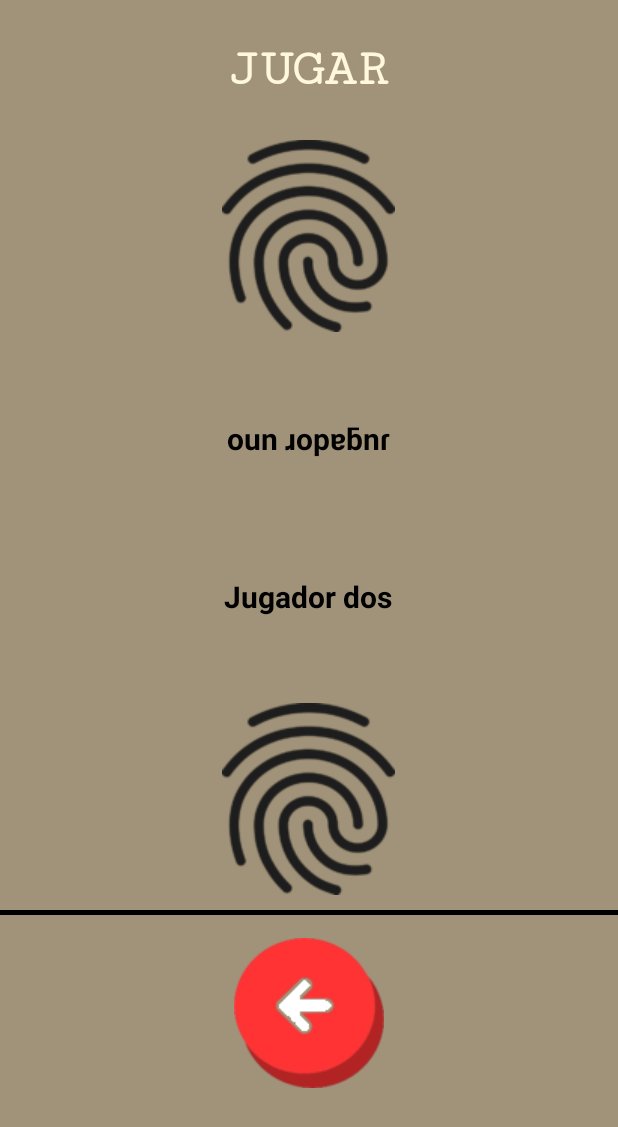
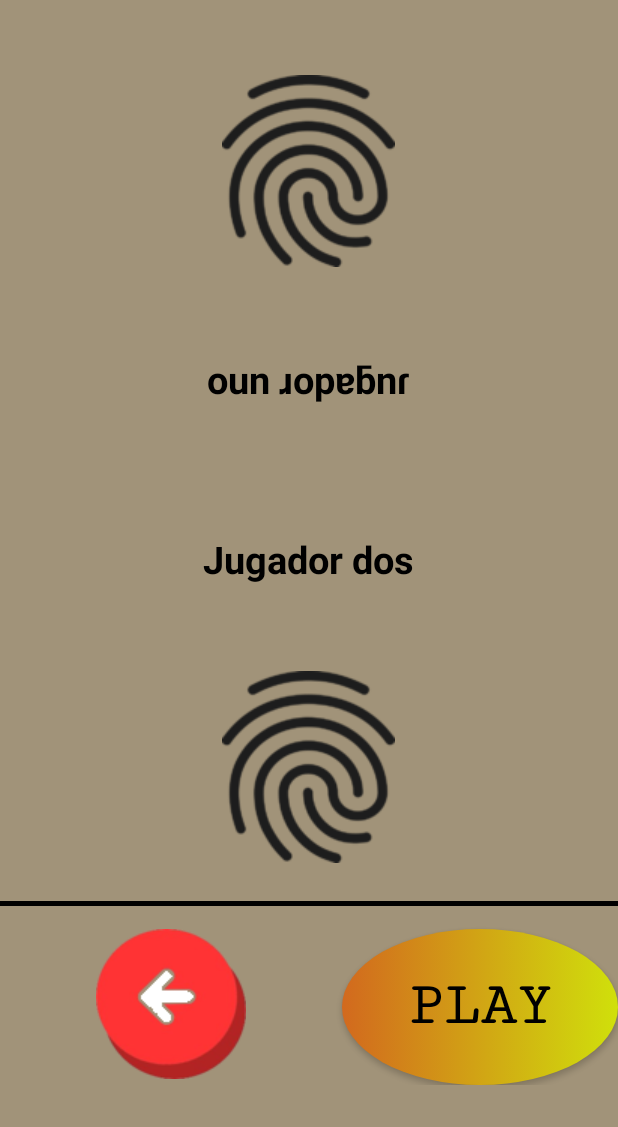
Before and after one commit to danpgr96/mobile, an Android app: the Demo screen opened directly, with no data from a screen before it, on a phone screen of 412 x 824 dp. Shown: the top 1127 px of the screen. Run offline under Robolectric (Android 15) with nearby library versions, the phone set to English and light mode, and no system bars.

Commit message:
Añadido diseño botón y reestructuración lógica juego demo

```diff
--- /dev/null
+++ b/app/src/main/res/drawable/button_color.xml
@@ -0,0 +1,12 @@
+<?xml version="1.0" encoding="utf-8"?>
+<selector xmlns:android="http://schemas.android.com/apk/res/android">
+
+    <item>
+        <shape android:shape="oval">
+            <solid android:color="@color/buttonStartColor" />
+            <gradient android:angle="0" android:startColor="@color/buttonStartColor" android:endColor="@color/buttonEndColor" />
+            <corners android:radius="10dp"/>
+        </shape>
+    </item>
+
+</selector>
--- a/app/src/main/res/drawable/oval_button.xml
+++ /dev/null
@@ -1,5 +0,0 @@
-<?xml version="1.0" encoding="utf-8"?>
-<selector xmlns:android="http://schemas.android.com/apk/res/android">
-    <solid android:color="@color/buttonColor" />
-    <corners android:radius="50dp" />
-</selector>
--- a/app/src/main/res/layout/activity_demo.xml
+++ b/app/src/main/res/layout/activity_demo.xml
@@ -25,26 +25,7 @@
                 <TableRow
                     android:layout_width="match_parent"
                     android:layout_height="match_parent"
-                    android:gravity="center">
-
-                    <Button
-                        android:id="@+id/btnEmpezarJ5"
-                        android:layout_width="wrap_content"
-                        android:layout_height="wrap_content"
-                        android:layout_marginTop="15sp"
-                        android:fontFamily="serif-monospace"
-                        android:onClick="startGame"
-                        android:text="@string/startDemoGame"
-                        android:textColor="#FFF8DC"
-                        android:background="@drawable/oval_button"
-                        android:textSize="35sp"
-                        android:textStyle="bold" />
-                </TableRow>
-
-                <TableRow
-                    android:layout_width="match_parent"
-                    android:layout_height="match_parent"
-                    android:layout_marginTop="30sp"
+                    android:layout_marginTop="50sp"
                     android:layout_marginBottom="30sp"
                     android:gravity="center">
 
@@ -84,7 +65,7 @@
                         android:gravity="center"
                         android:text="@string/jugador1"
                         android:textColor="@android:color/background_dark"
-                        android:textSize="20sp"
+                        android:textSize="25sp"
                         android:textStyle="bold" />
                 </TableRow>
 
@@ -101,7 +82,7 @@
                         android:layout_marginBottom="25sp"
                         android:gravity="center"
                         android:textColor="@android:color/background_dark"
-                        android:textSize="20sp"
+                        android:textSize="25sp"
                         android:textStyle="bold" />
 
                 </TableRow>
@@ -118,7 +99,7 @@
                         android:gravity="center"
                         android:text="@string/jugador2"
                         android:textColor="@android:color/background_dark"
-                        android:textSize="20sp"
+                        android:textSize="25sp"
                         android:textStyle="bold" />
                 </TableRow>
 
@@ -153,10 +134,11 @@
                 </TableRow>
 
                 <LinearLayout
+                    android:id="@+id/lineaDemoGame"
                     android:layout_width="fill_parent"
                     android:layout_height="3dp"
                     android:layout_gravity="center_vertical"
-                    android:layout_marginTop="10sp"
+                    android:layout_marginTop="25sp"
                     android:background="#000000"
                     android:orientation="horizontal" />
 
@@ -167,13 +149,27 @@
 
                     <ImageButton
                         android:id="@+id/ibVolverDemo"
-                        android:layout_width="0dp"
+                        android:layout_width="100dp"
                         android:layout_height="wrap_content"
                         android:layout_marginTop="15sp"
                         android:layout_weight="1"
                         android:background="@android:color/transparent"
                         android:onClick="volver"
                         app:srcCompat="@drawable/back" />
+
+                    <Button
+                        android:id="@+id/btnEmpezarJ5"
+                        android:layout_width="wrap_content"
+                        android:layout_height="104dp"
+                        android:layout_marginTop="15sp"
+                        android:layout_weight="1"
+                        android:background="@drawable/button_color"
+                        android:fontFamily="serif-monospace"
+                        android:onClick="startGame"
+                        android:text="@string/startDemoGame"
+                        android:textColor="#000000"
+                        android:textSize="40sp"
+                        android:textStyle="bold" />
 
                 </TableRow>
 
--- a/app/src/main/res/values/colors.xml
+++ b/app/src/main/res/values/colors.xml
@@ -3,5 +3,6 @@
     <color name="colorPrimary">#EF6C00</color>
     <color name="colorPrimaryDark">#E65100</color>
     <color name="colorAccent">#D81B60</color>
-    <color name="buttonColor">#D2691E</color>
+    <color name="buttonStartColor">#D2691E</color>
+    <color name="buttonEndColor">#D0E00B</color>
 </resources>
--- a/app/src/main/res/values/strings.xml
+++ b/app/src/main/res/values/strings.xml
@@ -14,5 +14,5 @@
     <string name="empezar">¡Empieza!</string>
     <string name="jugador1">oun ɹopɐƃnɾ</string>
     <string name="jugador2">Jugador dos</string>
-    <string name="startDemoGame">Jugar</string>
+    <string name="startDemoGame">Play</string>
 </resources>
```
Also changed, not shown: app/src/main/java/com/application/mobile/dialogActivity/Demo.java (+27 -38 lines).
